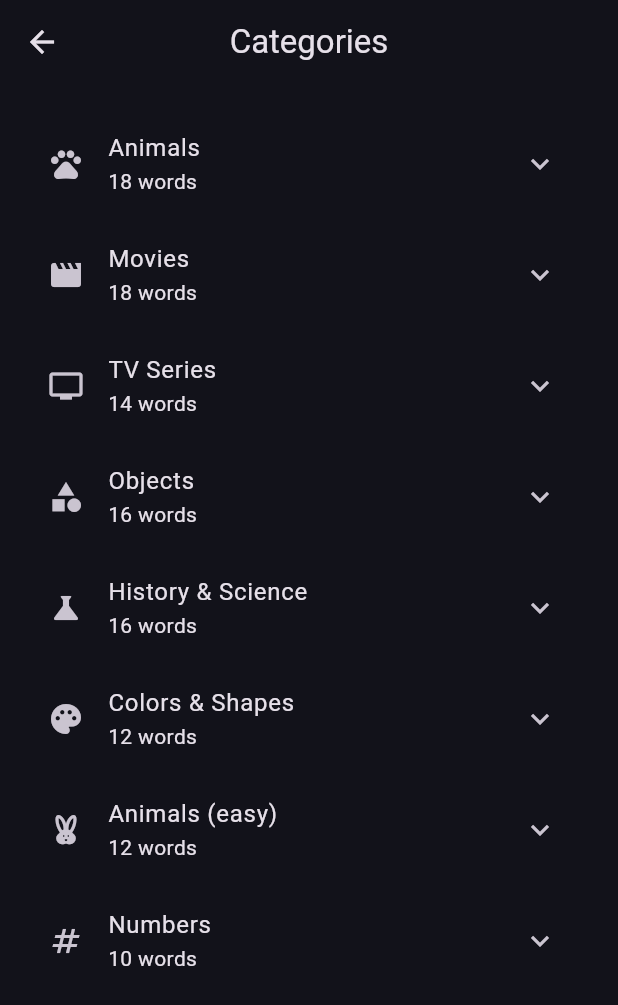
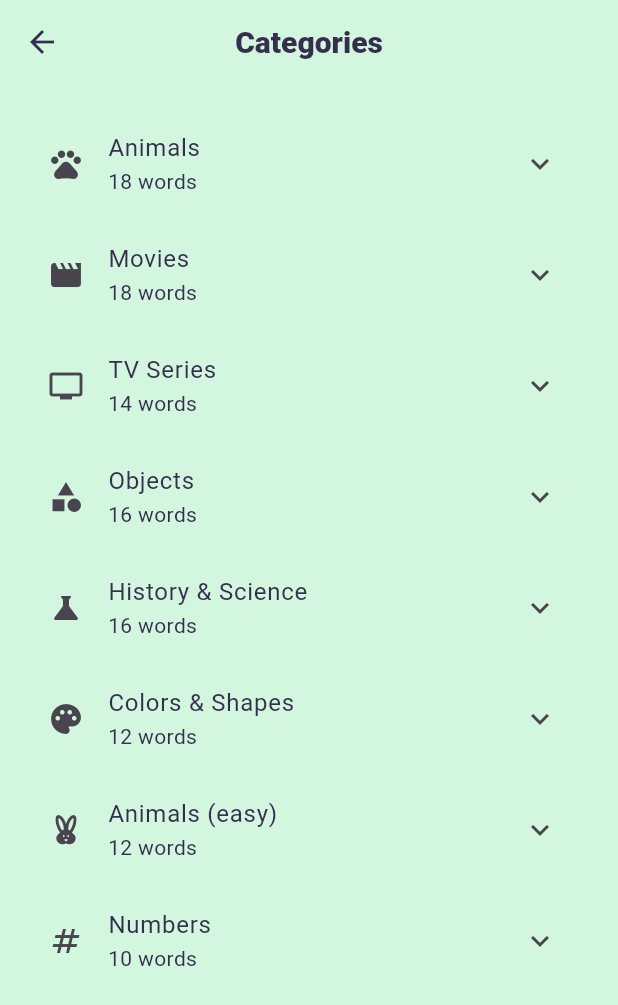
Before and after one commit to albertolicea00/GuessT, a Flutter app: the screen it shows after launch, item 2 of the bottom bar chosen, on a phone screen of 412 x 824 dp. Shown: the top 1005 px of the screen. Run offline on Flutter 3.47's test engine with Material 3 defaults, Android fonts, the phone set to English and light mode, and no system bars; our stand-ins replace sensors_plus, shared_preferences; generated files the repository leaves out were written again.

Commit message:
style: redesign UI with pastel kid-arcade theme
Switches AppTheme from a dark theme to a light pastel one (mint
background, plum text, lavender stadium-shaped buttons) to match a
kid-friendly "video game" look. Mode cards get a white icon badge over
a solid pastel fill with a darker "ink" shade (modeInkColor) for icon
and label contrast.

GameScreen is rebuilt around that: score/timer pills up top, the
word (or image, for Images mode) in a bordered white card, and full-
width instructional pill buttons ("Tilt down for Correct!" / "Tilt up
to Pass") replacing the old round FABs.

Swept every screen for hardcoded white/translucent text and icon
colors that assumed the old dark background — those now use
AppTheme.textDark/textMuted, and mode-color card tints were bumped
from ~15% to ~35% opacity since pastel fills wash out on a light
background at the old alpha.

```diff
--- a/lib/app.dart
+++ b/lib/app.dart
@@ -15,7 +15,7 @@ class GuessTApp extends StatelessWidget {
         return MaterialApp(
           title: 'GuessT',
           debugShowCheckedModeBanner: false,
-          theme: AppTheme.dark,
+          theme: AppTheme.light,
           locale: locale,
           localizationsDelegates: AppLocalizations.localizationsDelegates,
           supportedLocales: AppLocalizations.supportedLocales,
--- a/lib/screens/category_select_screen.dart
+++ b/lib/screens/category_select_screen.dart
@@ -56,7 +56,7 @@ class CategorySelectScreen extends StatelessWidget {
         itemBuilder: (context, index) {
           final category = categories[index];
           return Card(
-            color: mode.color.withValues(alpha: 0.15),
+            color: mode.color.withValues(alpha: 0.35),
             child: ListTile(
               leading: Icon(category.icon, color: mode.color),
               title: Text(category.name),
--- a/lib/screens/credits_screen.dart
+++ b/lib/screens/credits_screen.dart
@@ -1,5 +1,6 @@
 import 'package:flutter/material.dart';
 import '../l10n/generated/app_localizations.dart';
+import '../theme/app_theme.dart';
 
 class CreditsScreen extends StatelessWidget {
   const CreditsScreen({super.key});
@@ -17,7 +18,7 @@ class CreditsScreen extends StatelessWidget {
           children: [
             Text(l10n.appTitle, style: const TextStyle(fontSize: 28, fontWeight: FontWeight.w900)),
             const SizedBox(height: 8),
-            Text(l10n.creditsVersion, style: const TextStyle(color: Colors.white70)),
+            Text(l10n.creditsVersion, style: const TextStyle(color: AppTheme.textMuted)),
             const SizedBox(height: 24),
             Text(l10n.creditsBody, textAlign: TextAlign.center),
           ],
--- a/lib/screens/home_screen.dart
+++ b/lib/screens/home_screen.dart
@@ -86,7 +86,7 @@ class _HomeScreenState extends State<HomeScreen>
                       ),
                       Text(
                         l10n.appTagline,
-                        style: TextStyle(color: Colors.white.withValues(alpha: 0.6)),
+                        style: const TextStyle(color: AppTheme.textMuted),
                       ),
                     ],
                   ),
@@ -153,7 +153,7 @@ class _SecondaryIcon extends StatelessWidget {
         padding: const EdgeInsets.all(8.0),
         child: Column(
           children: [
-            Icon(icon, color: Colors.white.withValues(alpha: 0.85)),
+            Icon(icon, color: AppTheme.textMuted),
             const SizedBox(height: 4),
             Text(label, style: const TextStyle(fontSize: 11)),
           ],
--- a/lib/screens/team_results_screen.dart
+++ b/lib/screens/team_results_screen.dart
@@ -36,7 +36,7 @@ class TeamResultsScreen extends StatelessWidget {
                 itemBuilder: (context, index) {
                   final entry = sorted[index];
                   return Card(
-                    color: index == 0 ? Colors.amber.withValues(alpha: 0.15) : null,
+                    color: index == 0 ? Colors.amber.withValues(alpha: 0.35) : null,
                     child: ListTile(
                       leading: CircleAvatar(child: Text('${index + 1}')),
                       title: Text(entry.teamName),
--- a/lib/screens/teams_game_flow_screen.dart
+++ b/lib/screens/teams_game_flow_screen.dart
@@ -1,6 +1,7 @@
 import 'package:flutter/material.dart';
 import '../l10n/generated/app_localizations.dart';
 import '../models/game_mode.dart';
+import '../theme/app_theme.dart';
 import '../widgets/primary_button.dart';
 import 'game_screen.dart';
 import 'team_results_screen.dart';
@@ -73,7 +74,7 @@ class _TeamsGameFlowScreenState extends State<TeamsGameFlowScreen> {
           children: [
             Text(
               l10n.turnLabel,
-              style: TextStyle(color: Colors.white.withValues(alpha: 0.6), fontSize: 16),
+              style: const TextStyle(color: AppTheme.textMuted, fontSize: 16),
             ),
             const SizedBox(height: 8),
             Text(
--- a/lib/theme/app_theme.dart
+++ b/lib/theme/app_theme.dart
@@ -1,36 +1,62 @@
 import 'package:flutter/material.dart';
 
+/// Pastel, kid-friendly "arcade" look: soft mint background, candy-colored
+/// cards, dark plum text (never white-on-light — everything here assumes
+/// a light background, unlike the old dark theme it replaced).
 class AppTheme {
-  static const Color background = Color(0xFF12121A);
-  static const Color surface = Color(0xFF1E1E2A);
-  static const Color accent = Color(0xFFFF5C8A);
+  static const Color background = Color(0xFFD3F6DE);
+  static const Color surface = Colors.white;
+  static const Color accent = Color(0xFFB39DFF);
+  static const Color textDark = Color(0xFF352F4F);
+  static const Color textMuted = Color(0xFF6F6885);
 
-  static ThemeData get dark {
-    final base = ThemeData.dark(useMaterial3: true);
+  static ThemeData get light {
+    final base = ThemeData.light(useMaterial3: true);
     return base.copyWith(
       scaffoldBackgroundColor: background,
       colorScheme: base.colorScheme.copyWith(
+        brightness: Brightness.light,
         primary: accent,
         secondary: accent,
         surface: surface,
+        onSurface: textDark,
       ),
       textTheme: base.textTheme.apply(
-        bodyColor: Colors.white,
-        displayColor: Colors.white,
+        bodyColor: textDark,
+        displayColor: textDark,
       ),
+      iconTheme: const IconThemeData(color: textDark),
       elevatedButtonTheme: ElevatedButtonThemeData(
         style: ElevatedButton.styleFrom(
           backgroundColor: accent,
           foregroundColor: Colors.white,
-          padding: const EdgeInsets.symmetric(horizontal: 32, vertical: 18),
-          textStyle: const TextStyle(fontSize: 18, fontWeight: FontWeight.bold),
-          shape: RoundedRectangleBorder(borderRadius: BorderRadius.circular(18)),
+          padding: const EdgeInsets.symmetric(horizontal: 32, vertical: 20),
+          textStyle: const TextStyle(fontSize: 18, fontWeight: FontWeight.w800),
+          shape: const StadiumBorder(),
+          elevation: 4,
+          shadowColor: accent.withValues(alpha: 0.5),
         ),
       ),
       appBarTheme: const AppBarTheme(
         backgroundColor: background,
+        foregroundColor: textDark,
         elevation: 0,
         centerTitle: true,
+        titleTextStyle: TextStyle(
+          color: textDark,
+          fontSize: 20,
+          fontWeight: FontWeight.w800,
+        ),
+      ),
+      switchTheme: SwitchThemeData(
+        thumbColor: WidgetStateProperty.resolveWith(
+          (states) => states.contains(WidgetState.selected) ? accent : Colors.white,
+        ),
+        trackColor: WidgetStateProperty.resolveWith(
+          (states) => states.contains(WidgetState.selected)
+              ? accent.withValues(alpha: 0.5)
+              : const Color(0xFFE0DCEF),
+        ),
       ),
     );
   }
```
Also changed, not shown: lib/screens/game_screen.dart (+166 -54 lines), lib/widgets/mode_card.dart (+27 -18 lines).
